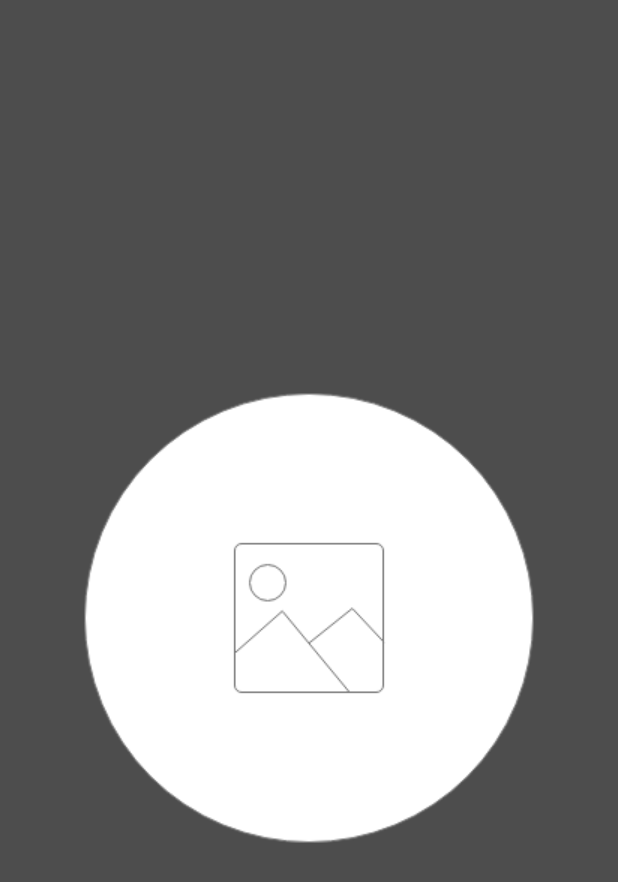
After one commit to Cyma-s/Environment-Hackathon-Android, an Android app: the layout activity_big_picture.xml on its own in the app's theme, with its tools: preview values and no code run, on a phone screen of 412 x 824 dp. The commit adds this screen. Shown: the top 882 px of the screen. Run offline under Robolectric (Android 15) with nearby library versions, the phone set to English and light mode, and no system bars; network calls fail.

Commit message:
edit ( BigPictureActivity ) : 사진 크게 보기 기능 완료

```diff
--- /dev/null
+++ b/app/src/main/res/layout/activity_big_picture.xml
@@ -0,0 +1,23 @@
+<?xml version="1.0" encoding="utf-8"?>
+<LinearLayout xmlns:android="http://schemas.android.com/apk/res/android"
+    xmlns:app="http://schemas.android.com/apk/res-auto"
+    xmlns:tools="http://schemas.android.com/tools"
+    android:layout_width="match_parent"
+    android:layout_height="match_parent"
+    tools:context=".BigPictureActivity"
+    android:background="@color/grey_black">
+
+    <LinearLayout
+        android:layout_width="match_parent"
+        android:layout_height="wrap_content"
+        android:layout_gravity="center">
+
+        <ImageView
+            android:id="@+id/bigPicture"
+            android:layout_width="match_parent"
+            android:layout_height="wrap_content"
+            android:src="@drawable/addsignupimage"/>
+    </LinearLayout>
+
+
+</LinearLayout>
```
Also changed, not shown: app/src/main/AndroidManifest.xml (+4 -3 lines), app/src/main/java/com/example/maesilnamu/BigPictureActivity.java (added, +38 -0 lines), app/src/main/java/com/example/maesilnamu/ContentImageAdapter.java (+23 -6 lines), app/src/main/java/com/example/maesilnamu/QuestListContentActivity.java (+30 -4 lines).
